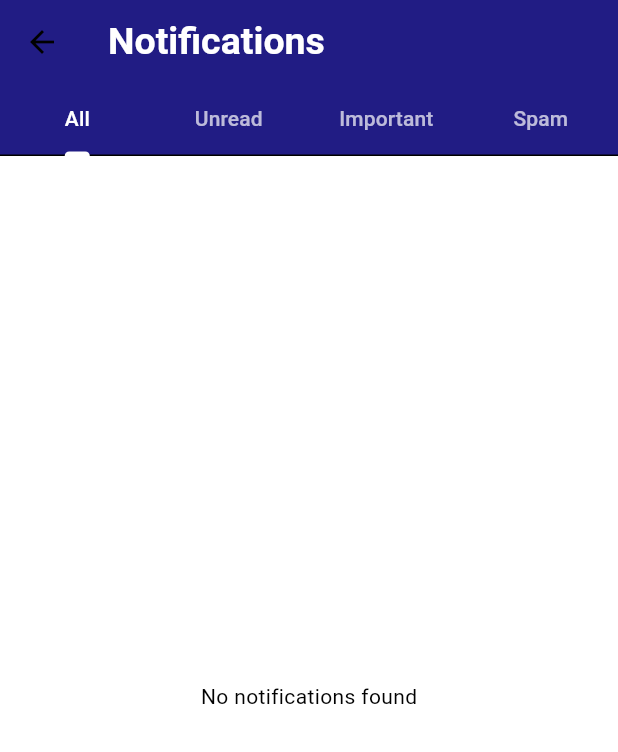
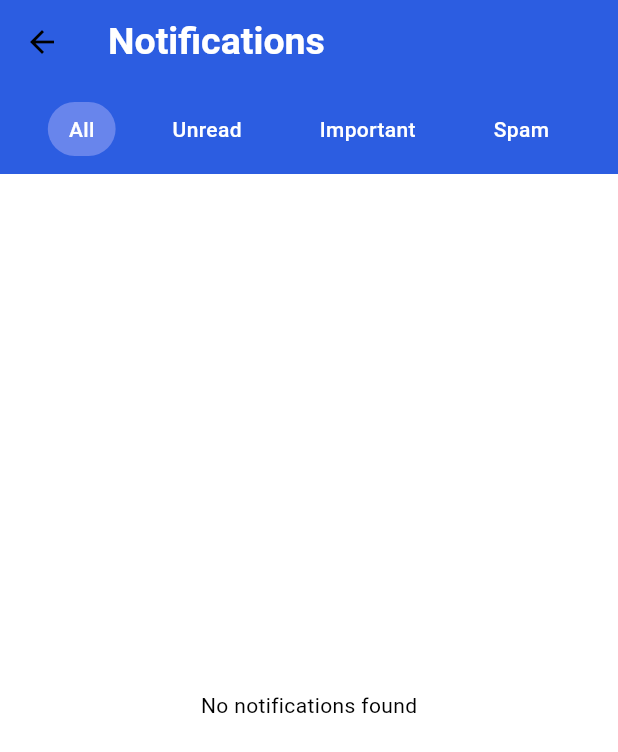
Before and after one commit to Hirushan-Subasinghe/medicine-frontend, a Flutter app: the NotificationTab screen opened directly, on a phone screen of 412 x 824 dp. Shown: the top 752 px of the screen. Run offline on Flutter 3.47's test engine with Material 3 defaults, Android fonts, the phone set to English and light mode, and no system bars; our stand-ins replace connectivity_plus, dio, firebase_auth, firebase_core; accounts and stored records are empty; network calls fail.

Commit message:
notification feature modified.

```diff
--- a/lib/core/constants.dart
+++ b/lib/core/constants.dart
@@ -1,10 +1,13 @@
 import 'package:flutter/material.dart';
+
 const String baseUrl = "http://172.19.44.233:5000"; // or localhost IP
 
 class AppColors {
-  static const Color primaryColor = Color(0xFF211C84); //  theme color
-  static const Color textColor = Color(0xFF202020); //  text color
-  static const Color backgroundColor = Colors.white; // Background color
+  static const Color primaryColor = Color(0xFF2C5DE1);
+  static const Color secondaryColor = Color(0xFF4976F1);
+  static const Color textColor = Color(0xFF202020);
+  static const Color backgroundColor = Colors.white;
+  static const Color activeTabBackground = Color(0xFF6885EC);
 }
 
 class AppTextStyles {
--- a/lib/models/notification_model.dart
+++ b/lib/models/notification_model.dart
@@ -7,6 +7,7 @@ class NotificationModel {
   final bool isImportant;
   final bool isSpam;
   final String senderName; // Could be department or staff name
+  final String? senderProfileImageUrl;
 
   NotificationModel({
     required this.notificationId,
@@ -17,6 +18,7 @@ class NotificationModel {
     required this.isImportant,
     required this.isSpam,
     required this.senderName,
+    this.senderProfileImageUrl,
   });
 
   factory NotificationModel.fromJson(Map<String, dynamic> json) {
@@ -29,6 +31,7 @@ class NotificationModel {
       isImportant: json['isImportant'] ?? false,
       isSpam: json['isSpam'] ?? false,
       senderName: json['senderName'] ?? 'University Admin',
+      senderProfileImageUrl: json['senderProfileImageUrl'],
     );
   }
 }
--- a/lib/views/main_menu/home_tab.dart
+++ b/lib/views/main_menu/home_tab.dart
@@ -13,13 +13,13 @@ class HomeTab extends StatelessWidget {
             Text("Home", style: TextStyle(color: Colors.white, fontSize: 25)),
           ],
         ),
-        backgroundColor: AppColors.primaryColor,
+        backgroundColor: AppColors.primaryColor, // Top bar
       ),
       body: SingleChildScrollView(
         child: Column(
           crossAxisAlignment: CrossAxisAlignment.start,
           children: [
-            _buildUserBanner(),
+            _buildUserBanner(), // Banner with secondary color now
             _buildCategoriesSection(),
             _buildAdditionalSection(),
           ],
@@ -32,7 +32,7 @@ class HomeTab extends StatelessWidget {
     return Container(
       padding: EdgeInsets.all(16),
       decoration: BoxDecoration(
-        color: AppColors.primaryColor,
+        color: AppColors.secondaryColor, // Changed to secondary color
         borderRadius: BorderRadius.only(
           bottomLeft: Radius.circular(20),
           bottomRight: Radius.circular(20),
--- a/lib/views/main_menu/notification_detail.dart
+++ b/lib/views/main_menu/notification_detail.dart
@@ -65,8 +65,10 @@ class NotificationDetailScreen extends StatelessWidget {
                             children: [
                               CircleAvatar(
                                 radius: 20,
-                                backgroundImage: AssetImage('assets/images/profile_placeholder.png'),
                                 backgroundColor: AppColors.primaryColor.withOpacity(0.2),
+                                backgroundImage: notification.senderProfileImageUrl != null
+                                    ? NetworkImage(notification.senderProfileImageUrl!)
+                                    : AssetImage('assets/images/profile_placeholder.png') as ImageProvider,
                               ),
                               SizedBox(width: 12),
                               Expanded(
--- a/lib/views/main_menu/notification_tab.dart
+++ b/lib/views/main_menu/notification_tab.dart
@@ -9,37 +9,34 @@ class NotificationTab extends StatefulWidget {
   _NotificationTabState createState() => _NotificationTabState();
 }
 
-class _NotificationTabState extends State<NotificationTab>
-    with SingleTickerProviderStateMixin {
-  late TabController _tabController;
+class _NotificationTabState extends State<NotificationTab> {
   final NotificationController _notificationController = NotificationController();
+
   List<NotificationModel> _allNotifications = [];
   List<NotificationModel> _unreadNotifications = [];
   List<NotificationModel> _importantNotifications = [];
   List<NotificationModel> _spamNotifications = [];
+
   bool _isLoading = true;
+  bool _firstLoadDone = false;
+  int _selectedTabIndex = 0;
+
+  final List<String> _tabs = ['All', 'Unread', 'Important', 'Spam'];
 
   @override
-  void initState() {
-    super.initState();
-    _tabController = TabController(length: 4, vsync: this);
-    _loadNotifications();
-    _tabController.addListener(_handleTabChange);
-  }
-
-  void _handleTabChange() {
-    if (!_tabController.indexIsChanging) {
-      _loadTabData(_tabController.index);
+  void didChangeDependencies() {
+    super.didChangeDependencies();
+    if (!_firstLoadDone) {
+      _loadTabData(_selectedTabIndex);
+      _loadUnreadNotifications(); // preload badge
+      _firstLoadDone = true;
     }
   }
 
-  Future<void> _loadTabData(int tabIndex) async {
-    setState(() {
-      _isLoading = true;
-    });
-
+  Future<void> _loadTabData(int index) async {
+    setState(() => _isLoading = true);
     try {
-      switch (tabIndex) {
+      switch (index) {
         case 0:
           await _loadAllNotifications();
           break;
@@ -53,38 +50,16 @@ class _NotificationTabState extends State<NotificationTab>
           await _loadSpamNotifications();
           break;
       }
+    } catch (e) {
+      print('Error loading tab data: $e');
     } finally {
-      if (mounted) {
-        setState(() {
-          _isLoading = false;
-        });
-      }
-    }
-  }
-
-  Future<void> _loadNotifications() async {
-    setState(() {
-      _isLoading = true;
-    });
-
-    try {
-      await _loadAllNotifications();
-      _unreadNotifications = await _notificationController.getUnreadNotifications();
-    } catch (e) {
-      print('Error loading notifications: $e');
-    } finally {
-      if (mounted) {
-        setState(() {
-          _isLoading = false;
-        });
-      }
+      if (mounted) setState(() => _isLoading = false);
     }
   }
 
   Future<void> _loadAllNotifications() async {
     try {
       _allNotifications = await _notificationController.getAllNotifications();
-      if (mounted) setState(() {});
     } catch (e) {
       print('Error loading all notifications: $e');
     }
@@ -93,7 +68,6 @@ class _NotificationTabState extends State<NotificationTab>
   Future<void> _loadUnreadNotifications() async {
     try {
       _unreadNotifications = await _notificationController.getUnreadNotifications();
-      if (mounted) setState(() {});
     } catch (e) {
       print('Error loading unread notifications: $e');
     }
@@ -102,7 +76,6 @@ class _NotificationTabState extends State<NotificationTab>
   Future<void> _loadImportantNotifications() async {
     try {
       _importantNotifications = await _notificationController.getImportantNotifications();
-      if (mounted) setState(() {});
     } catch (e) {
       print('Error loading important notifications: $e');
     }
@@ -111,40 +84,56 @@ class _NotificationTabState extends State<NotificationTab>
   Future<void> _loadSpamNotifications() async {
     try {
       _spamNotifications = await _notificationController.getSpamNotifications();
-      if (mounted) setState(() {});
     } catch (e) {
       print('Error loading spam notifications: $e');
     }
   }
 
   @override
-  void dispose() {
-    _tabController.removeListener(_handleTabChange);
-    _tabController.dispose();
-    super.dispose();
-  }
-
-  @override
   Widget build(BuildContext context) {
     return Scaffold(
+      backgroundColor: AppColors.backgroundColor,
       appBar: AppBar(
         title: Text("Notifications", style: TextStyle(color: Colors.white, fontSize: 25)),
         backgroundColor: AppColors.primaryColor,
-        bottom: TabBar(
-          controller: _tabController,
-          labelColor: Colors.white,
-          unselectedLabelColor: Colors.white70,
-          indicatorColor: Colors.white,
-          tabs: [
-            Tab(text: "All"),
-            Tab(
+        elevation: 0,
+      ),
+      body: Column(
+        children: [
+          Container(
+            padding: EdgeInsets.symmetric(vertical: 12, horizontal: 8),
+            color: AppColors.primaryColor,
             child: Row(
-                mainAxisSize: MainAxisSize.min,
+              mainAxisAlignment: MainAxisAlignment.spaceEvenly,
+              children: List.generate(_tabs.length, (index) {
+                final isSelected = _selectedTabIndex == index;
+                return GestureDetector(
+                  onTap: () async {
+                    setState(() => _selectedTabIndex = index);
+                    await _loadTabData(index);
+                  },
+                  child: AnimatedContainer(
+                    duration: Duration(milliseconds: 200),
+                    padding: EdgeInsets.symmetric(horizontal: 14, vertical: 8),
+                    decoration: BoxDecoration(
+                      color: isSelected
+                          ? AppColors.activeTabBackground
+                          : Colors.transparent,
+                      borderRadius: BorderRadius.circular(20),
+                    ),
+                    child: Row(
                       children: [
-                  Text("Unread"),
-                  SizedBox(width: 4),
-                  if (_unreadNotifications.isNotEmpty)
-                    Container(
+                        Text(
+                          _tabs[index],
+                          style: TextStyle(
+                            color: Colors.white,
+                            fontWeight: FontWeight.w500,
+                          ),
+                        ),
+                        if (index == 1 && _unreadNotifications.isNotEmpty)
+                          Padding(
+                            padding: const EdgeInsets.only(left: 6),
+                            child: Container(
                               padding: EdgeInsets.all(4),
                               decoration: BoxDecoration(
                                 color: Colors.red,
@@ -152,40 +141,49 @@ class _NotificationTabState extends State<NotificationTab>
                               ),
                               child: Text(
                                 _unreadNotifications.length.toString(),
-                        style: TextStyle(fontSize: 10, color: Colors.white),
+                                style: TextStyle(color: Colors.white, fontSize: 10),
+                              ),
                             ),
                           ),
                       ],
                     ),
                   ),
-            Tab(text: "Important"),
-            Tab(text: "Spam"),
-          ],
+                );
+              }),
             ),
           ),
-      body: TabBarView(
-        controller: _tabController,
-        children: [
-          _buildNotificationList(_allNotifications),
-          _buildNotificationList(_unreadNotifications),
-          _buildNotificationList(_importantNotifications),
-          _buildNotificationList(_spamNotifications),
+
+          // Body
+          Expanded(
+            child: AnimatedSwitcher(
+              duration: Duration(milliseconds: 300),
+              child: _buildNotificationList(getCurrentTabData()),
+            ),
+          ),
         ],
       ),
     );
   }
 
+  List<NotificationModel> getCurrentTabData() {
+    switch (_selectedTabIndex) {
+      case 1:
+        return _unreadNotifications;
+      case 2:
+        return _importantNotifications;
+      case 3:
+        return _spamNotifications;
+      default:
+        return _allNotifications;
+    }
+  }
+
   Widget _buildNotificationList(List<NotificationModel> notifications) {
     if (_isLoading) return Center(child: CircularProgressIndicator());
-
-    if (notifications.isEmpty) {
-      return Center(child: Text("No notifications found"));
-    }
+    if (notifications.isEmpty) return Center(child: Text("No notifications found"));
 
     return RefreshIndicator(
-      onRefresh: () async {
-        await _loadTabData(_tabController.index);
-      },
+      onRefresh: () => _loadTabData(_selectedTabIndex),
       child: ListView.builder(
         padding: EdgeInsets.all(8),
         itemCount: notifications.length,
@@ -206,24 +204,24 @@ class _NotificationTabState extends State<NotificationTab>
         Navigator.push(
           context,
           MaterialPageRoute(
-            builder: (context) => NotificationDetailScreen(notification: notification),
+            builder: (_) => NotificationDetailScreen(notification: notification),
           ),
-        ).then((_) {
-          _loadTabData(_tabController.index);
-        });
+        ).then((_) => _loadTabData(_selectedTabIndex));
       },
       child: Container(
         decoration: BoxDecoration(
           color: notification.isRead ? null : Colors.blue.withOpacity(0.1),
           border: Border(bottom: BorderSide(color: Colors.grey.shade300)),
         ),
-        padding: const EdgeInsets.symmetric(vertical: 8.0, horizontal: 12.0),
+        padding: EdgeInsets.symmetric(vertical: 10, horizontal: 12),
         child: Row(
           crossAxisAlignment: CrossAxisAlignment.start,
           children: [
             CircleAvatar(
               radius: 25,
-              backgroundImage: AssetImage('assets/images/profile_placeholder.png'),
+              backgroundImage: notification.senderProfileImageUrl != null
+                  ? NetworkImage(notification.senderProfileImageUrl!)
+                  : AssetImage('assets/images/profile_placeholder.png') as ImageProvider,
               child: notification.isImportant
                   ? Icon(Icons.star, color: Colors.amber, size: 16)
                   : null,
@@ -233,15 +231,15 @@ class _NotificationTabState extends State<NotificationTab>
               child: Column(
                 crossAxisAlignment: CrossAxisAlignment.start,
                 children: [
-                  Text(notification.senderName, style: TextStyle(fontSize: 16, fontWeight: FontWeight.bold)),
+                  Text(notification.senderName, style: TextStyle(fontWeight: FontWeight.bold)),
                   SizedBox(height: 4),
-                  Text(notification.title, style: TextStyle(fontSize: 14, fontWeight: FontWeight.w600)),
+                  Text(notification.title, style: TextStyle(fontWeight: FontWeight.w600)),
                   SizedBox(height: 4),
                   Text(
                     notification.message,
                     maxLines: 2,
                     overflow: TextOverflow.ellipsis,
-                    style: TextStyle(fontSize: 12, color: Colors.grey[600]),
+                    style: TextStyle(color: Colors.grey[600]),
                   ),
                 ],
               ),
@@ -274,16 +272,16 @@ class _NotificationTabState extends State<NotificationTab>
 
   String _formatDateTime(DateTime dateTime) {
     final now = DateTime.now();
-    final difference = now.difference(dateTime);
+    final diff = now.difference(dateTime);
 
-    if (difference.inDays > 7) {
+    if (diff.inDays > 7) {
       return "${dateTime.day}/${dateTime.month}/${dateTime.year}";
-    } else if (difference.inDays > 0) {
-      return "${difference.inDays}d ago";
-    } else if (difference.inHours > 0) {
-      return "${difference.inHours}h ago";
-    } else if (difference.inMinutes > 0) {
-      return "${difference.inMinutes}m ago";
+    } else if (diff.inDays > 0) {
+      return "${diff.inDays}d ago";
+    } else if (diff.inHours > 0) {
+      return "${diff.inHours}h ago";
+    } else if (diff.inMinutes > 0) {
+      return "${diff.inMinutes}m ago";
     } else {
       return "Just now";
     }
```
Lines whose indentation alone changed are shown as unchanged.
